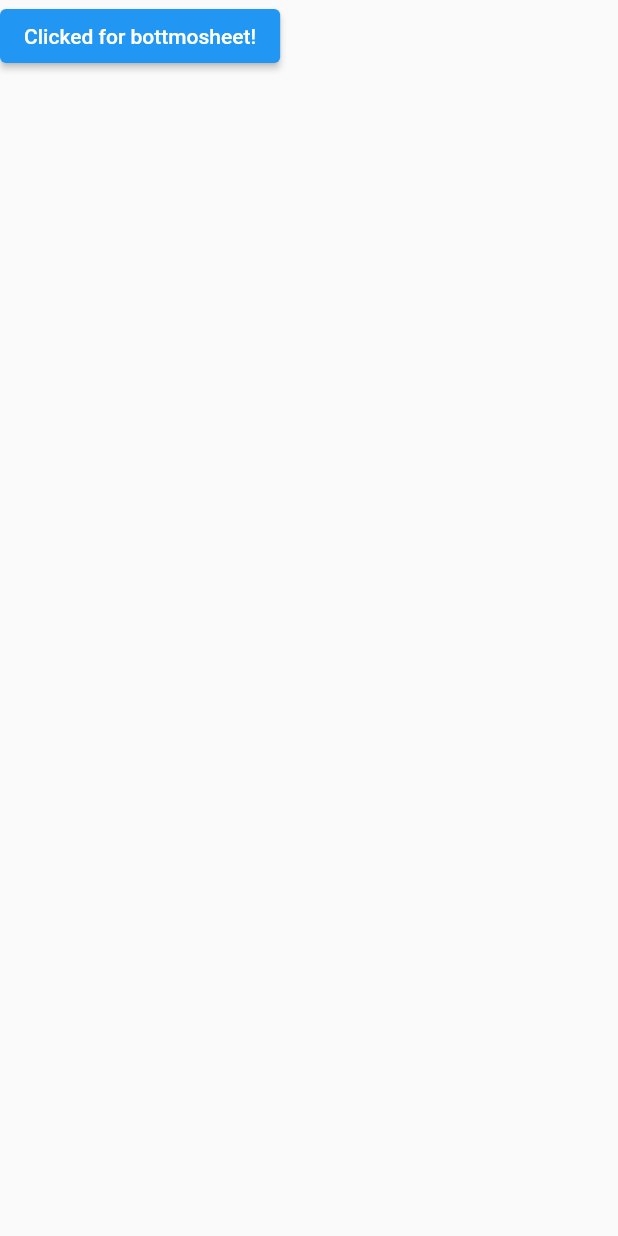
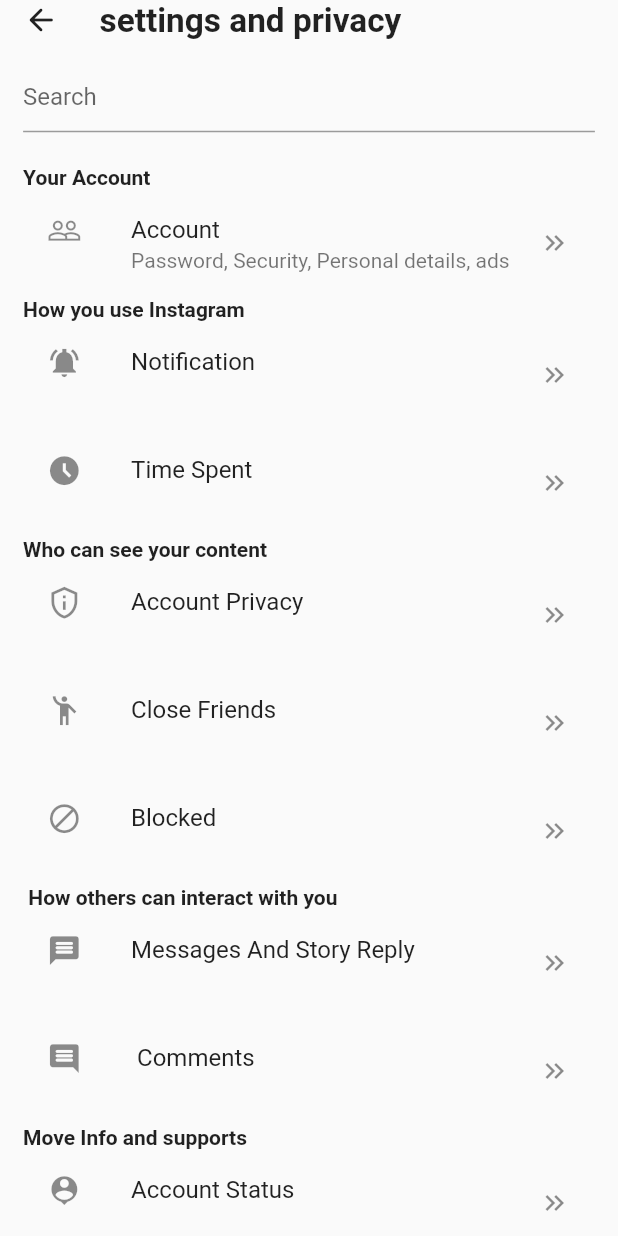
Before and after one commit to abhishek2355/Alpha_Demo, a Flutter app: the screen it shows after launch, on a phone screen of 412 x 824 dp. Run offline on Flutter 3.47's test engine with Material 2 defaults, Android fonts, the phone set to English and light mode, and no system bars; our stand-ins replace flutter_screenutil.

Commit message:
Added setting and provacy page.

```diff
--- a/lib/constants/app_heights.dart
+++ b/lib/constants/app_heights.dart
@@ -16,6 +16,8 @@
 final double height19 = 19 / app_design_height;
 final double height20 = 20 / app_design_height;
 final double height21 = 21 / app_design_height;
+final double height22 = 22 / app_design_height;
+final double height24 = 24 / app_design_height;
 final double height25 = 25 / app_design_height;
 final double height26 = 26 / app_design_height;
 final double height27 = 27 / app_design_height;
@@ -26,12 +28,15 @@
 final double height38 = 38 / app_design_height;
 final double height40 = 40 / app_design_height;
 final double height47 = 47 / app_design_height;
+final double height46 = 46 / app_design_height;
 final double height48 = 48 / app_design_height;
 final double height49 = 49.5 / app_design_height;
 final double height50 = 50 / app_design_height;
 final double height51 = 51 / app_design_height;
+final double height54 = 54 / app_design_height;
 final double height55 = 55 / app_design_height;
 final double height56 = 56 / app_design_height;
+final double height58 = 58 / app_design_height;
 final double height59 = 59 / app_design_height;
 final double height60 = 60 / app_design_height;
 final double height66 = 66 / app_design_height;
--- a/lib/constants/app_strings.dart
+++ b/lib/constants/app_strings.dart
@@ -34,7 +34,8 @@
 const signupPageUserNameTextFormFieldHint = 'User Name';
 const signupPagePasswordTextFormFieldHint = 'Pass@123';
 const signupPageElevatedButtonText = 'Sign Up';
-const signupPagePolicyText = 'By signing up, you agree to our terms, data policy, and cookies policy.';
+const signupPagePolicyText =
+    'By signing up, you agree to our terms, data policy, and cookies policy.';
 const signupPageAlreadyHaveAnAccountNormalText = 'Already have an account? ';
 const signupPageLoginInkWellText = 'Log In';
 
@@ -42,8 +43,10 @@
 
 const forgotPageForgotImagePath = imagesFolderRootPath + 'forgot.png';
 const forgotPageTroubleLoggingInHeaderText = 'Trouble Logging In?';
-const forgotPageTroubleLoggingInSubheaderText = 'Provide the mail below and reset the password.';
-const forgotPageTroubleLoggingInSubheaderTextForOtp = 'We have sent a code on your mail “entered mail”. Verify it and reset the password.';
+const forgotPageTroubleLoggingInSubheaderText =
+    'Provide the mail below and reset the password.';
+const forgotPageTroubleLoggingInSubheaderTextForOtp =
+    'We have sent a code on your mail “entered mail”. Verify it and reset the password.';
 const forgotPageMailTextFormFieldLable = 'Enter mail';
 const forgotPageMailTextFormFieldHint = 'example@xyz.com';
 const forgotPageElevatedButtonText = 'Reset Password';
@@ -69,7 +72,8 @@
 // Create post Page
 const creatingPostImagePath = imagesFolderRootPath + 'creating_post.png';
 const fileUploadPathOnFirebaseStorage = 'Posts/';
-const creatingPostMessage = "Sit back and relax! We are creating post for you...";
+const creatingPostMessage =
+    "Sit back and relax! We are creating post for you...";
 
 // TextFormField Validator return strings
 
@@ -83,7 +87,8 @@
 
 const emptyUserNameErrorMessage = 'User Name can\'t be empty.';
 const invalidUserNameErrorMessage = 'User name can\'t contain space.';
-const invalidUserNameSizeErrorMessage = 'Username must be between 4 to 12 characters long ';
+const invalidUserNameSizeErrorMessage =
+    'Username must be between 4 to 12 characters long ';
 const validUserNameMessage = 'User Name';
 
 const emptyPasswordErrorMessage = 'Password can\'t be empty.';
@@ -127,8 +132,10 @@
 // Create new Post Page
 const createNewPostAbortSelectionImage = imagesFolderRootPath + 'cancel.png';
 const createNewPostCameraImage = imagesFolderRootPath + 'camera.png';
-const createNewPostForwardArrowImage = imagesFolderRootPath + 'forwardarrow.png';
-const createNewPostMultipleSelectImage = imagesFolderRootPath + 'multipleselect.png';
+const createNewPostForwardArrowImage =
+    imagesFolderRootPath + 'forwardarrow.png';
+const createNewPostMultipleSelectImage =
+    imagesFolderRootPath + 'multipleselect.png';
 const createNewPostTitleText = 'New Post';
 
 // Chatting page
@@ -139,7 +146,7 @@
 // Snackbar text
 const snackbarInvalidUsernameOrPassword = 'Invalid email or password!';
 const snackbarRegistrationFailed = 'Registration failed!';
-const forgotPasswordErrorMessage= 'You are not registered on Alpha';
+const forgotPasswordErrorMessage = 'You are not registered on Alpha';
 
 // Bottomsheet options text
 const settingBottomSheetText = 'Setting';
@@ -147,6 +154,26 @@
 const cameraBottomSheetText = 'Camera';
 const galleryBottomSheetText = 'Gallery';
 
+// Setting and Privacy
+const settingAndPrivacyHedingText = "settings and privacy";
+const search = "Search";
+const yourAccount = 'Your Account';
+const account = "Account";
+const accountSubtitle = "Password, Security, Personal details, ads";
+const howYouUseInstagram = "How you use Instagram";
+const notification = "Notification";
+const timeSpent = "Time Spent";
+const whoCanSeeYourContent = "Who can see your content";
+const accountPrivacy = "Account Privacy";
+const closeFriends = "Close Friends";
+const blocked = "Blocked";
+const howOthersCanInteractWithYou = " How others can interact with you ";
+const messagesAndStoryReply = "Messages And Story Reply";
+const comments = " Comments";
+const moveInfoAndSupport = "Move Info and supports";
+const accountStatus = "Account Status";
+const about = "About";
+const logoutUsername = "Log Out Username";
 
 // Backend api request urls
 
--- a/lib/constants/app_widths.dart
+++ b/lib/constants/app_widths.dart
@@ -8,11 +8,16 @@
 final double width1 = 1 / app_design_width;
 final double width2 = 2 / app_design_width;
 final double width10 = 10 / app_design_width;
+final double width13 = 13 / app_design_width;
 final double width15 = 15 / app_design_width;
 final double width19 = 19 / app_design_width;
 final double width16 = 16 / app_design_width;
+final double width17 = 17 / app_design_width;
+final double width22 = 22 / app_design_width;
+final double width28 = 28 / app_design_width;
 final double width30 = 30 / app_design_width;
 final double width40 = 40 / app_design_width;
+final double width50 = 50 / app_design_width;
 final double width51 = 51 / app_design_width;
 final double width56 = 56 / app_design_width;
 final double width57 = 57 / app_design_width;
@@ -22,3 +27,4 @@
 final double width130 = 130 / app_design_width;
 final double width286 = 286 / app_design_width;
 final double width368 = 368 / app_design_width;
+final double width400 = 400 / app_design_width;
--- a/lib/result_page.dart
+++ b/lib/result_page.dart
@@ -1,5 +1,5 @@
+import 'package:alpha_devayani/setting_and_privacy_listtile_widget.dart';
 import 'package:flutter/material.dart';
-
 import 'package:alpha_devayani/constants/app_heights.dart' as app_heights;
 import 'package:alpha_devayani/constants/app_strings.dart' as app_strings;
 import 'package:alpha_devayani/constants/app_widths.dart' as app_widths;
@@ -26,22 +26,154 @@
 
     return SafeArea(
       child: Scaffold(
-          body: SizedBox(
-        child: ElevatedButton(
-            onPressed: () {
-              showModalBottomSheet(
-                context: context,
-                builder: (context) {
-                  return Column(
-                    children: [
-                      Text("Hello"),
-                    ],
-                  );
-                },
-              );
-            },
-            child: Text('Clicked for bottmosheet!')),
-      )),
+        body: SingleChildScrollView(
+          child: Padding(
+            padding: EdgeInsets.symmetric(
+                horizontal: screenWidth * app_widths.width16),
+            child: Column(
+              crossAxisAlignment: CrossAxisAlignment.start,
+              children: [
+                Row(
+                  children: [
+                    InkWell(
+                      child: Icon(
+                        Icons.arrow_back_rounded,
+                      ),
+                      onTap: () {},
+                    ),
+                    SizedBox(
+                      width: screenWidth * app_widths.width28,
+                    ),
+                    Text(
+                      app_strings.settingAndPrivacyHedingText,
+                      style: TextStyle(
+                          fontWeight: FontWeight.bold,
+                          fontSize: screenHeight * app_heights.height25),
+                    ),
+                  ],
+                ),
+
+                SizedBox(
+                  height: screenHeight * app_heights.height16,
+                ),
+                //Search Box
+                TextFormField(
+                  decoration: InputDecoration(hintText: 'Search'),
+                ),
+
+                SizedBox(
+                  height: screenHeight * app_heights.height25,
+                ),
+
+                //Account
+                Text(
+                  app_strings.yourAccount,
+                  style: TextStyle(fontWeight: FontWeight.bold),
+                ),
+
+                ListTileWithIconsAndContent(
+                  iconName: Icons.people_outline,
+                  title: app_strings.account,
+                  subtitle: app_strings.accountSubtitle,
+                ),
+
+                // SizedBox(
+                //   height: screenHeight * app_heights.height58,
+                // ),
+
+                //user guidance
+                Text(
+                  app_strings.howYouUseInstagram,
+                  style: TextStyle(fontWeight: FontWeight.bold),
+                ),
+
+                ListTileWithIconsAndContent(
+                  iconName: Icons.notifications_on_sharp,
+                  title: app_strings.notification,
+                  subtitle: '',
+                ),
+
+                ListTileWithIconsAndContent(
+                  iconName: Icons.access_time_filled_sharp,
+                  title: app_strings.timeSpent,
+                  subtitle: '',
+                ),
+
+                //Who can see your content
+                Text(
+                  app_strings.whoCanSeeYourContent,
+                  style: TextStyle(fontWeight: FontWeight.bold),
+                ),
+
+                ListTileWithIconsAndContent(
+                  iconName: Icons.privacy_tip_outlined,
+                  title: app_strings.accountPrivacy,
+                  subtitle: '',
+                ),
+
+                ListTileWithIconsAndContent(
+                  iconName: Icons.emoji_people_outlined,
+                  title: app_strings.closeFriends,
+                  subtitle: '',
+                ),
+
+                ListTileWithIconsAndContent(
+                  iconName: Icons.block_sharp,
+                  title: app_strings.blocked,
+                  subtitle: '',
+                ),
+
+                //next section how
+                Text(
+                  app_strings.howOthersCanInteractWithYou,
+                  style: TextStyle(fontWeight: FontWeight.bold),
+                ),
+
+                ListTileWithIconsAndContent(
+                  iconName: Icons.message_rounded,
+                  title: app_strings.messagesAndStoryReply,
+                  subtitle: '',
+                ),
+
+                ListTileWithIconsAndContent(
+                  iconName: Icons.comment_rounded,
+                  title: app_strings.comments,
+                  subtitle: '',
+                ),
+
+                //next section
+                Text(
+                  app_strings.moveInfoAndSupport,
+                  style: TextStyle(fontWeight: FontWeight.bold),
+                ),
+
+                ListTileWithIconsAndContent(
+                  iconName: Icons.person_pin,
+                  title: app_strings.accountStatus,
+                  subtitle: '',
+                ),
+
+                ListTileWithIconsAndContent(
+                  iconName: Icons.person_pin_outlined,
+                  title: app_strings.about,
+                  subtitle: '',
+                ),
+                // Logout
+
+                Padding(
+                  padding: EdgeInsets.only(
+                      bottom: screenHeight * app_heights.height20),
+                  child: Text(
+                    app_strings.logoutUsername,
+                    style: TextStyle(
+                        color: Colors.red, fontWeight: FontWeight.bold),
+                  ),
+                ),
+              ],
+            ),
+          ),
+        ),
+      ),
     );
   }
 }
--- /dev/null
+++ b/lib/setting_and_privacy_listtile_widget.dart
@@ -0,0 +1,36 @@
+import 'package:flutter/material.dart';
+import 'package:alpha_devayani/constants/app_heights.dart' as app_heights;
+
+class ListTileWithIconsAndContent extends StatelessWidget {
+  final IconData iconName;
+  final String title;
+  final String? subtitle;
+  // final IconData trailingIconName;
+  const ListTileWithIconsAndContent({
+    super.key,
+    required this.iconName,
+    required this.title,
+    this.subtitle,
+    // required this.trailingIconName,
+  });
+
+  @override
+  Widget build(BuildContext context) {
+    var deviceMedia = MediaQuery.of(context);
+    final double screenHeight = deviceMedia.size.height -
+        deviceMedia.padding.top -
+        deviceMedia.padding.bottom;
+    return ListTile(
+      leading: Icon(
+        iconName,
+        size: screenHeight * app_heights.height26,
+      ),
+      title: Text(title),
+      subtitle: Text(subtitle!),
+      trailing: Icon(
+        Icons.keyboard_double_arrow_right_outlined,
+        size: screenHeight * app_heights.height24,
+      ),
+    );
+  }
+}
```
